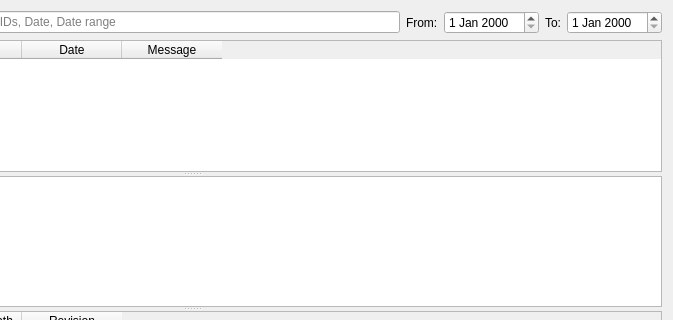
bokic/qsvn, file src/qsvn/qsvnmessagelogdialog.ui: the form before one commit; both pictures show x 290 to 963 and y 0 to 320 of the 963 by 601 pixel window.
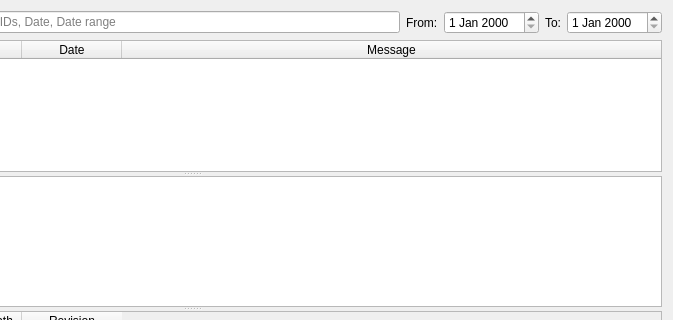
The form after the commit.

Patch:
```diff
--- a/src/qsvn/qsvnmessagelogdialog.ui
+++ b/src/qsvn/qsvnmessagelogdialog.ui
@@ -57,6 +57,36 @@
        <enum>Qt::Vertical</enum>
       </property>
       <widget class="QTableWidget" name="tableWidget_revisions">
+       <property name="editTriggers">
+        <set>QAbstractItemView::NoEditTriggers</set>
+       </property>
+       <property name="selectionMode">
+        <enum>QAbstractItemView::SingleSelection</enum>
+       </property>
+       <property name="selectionBehavior">
+        <enum>QAbstractItemView::SelectRows</enum>
+       </property>
+       <property name="verticalScrollMode">
+        <enum>QAbstractItemView::ScrollPerPixel</enum>
+       </property>
+       <property name="horizontalScrollMode">
+        <enum>QAbstractItemView::ScrollPerPixel</enum>
+       </property>
+       <property name="showGrid">
+        <bool>false</bool>
+       </property>
+       <property name="gridStyle">
+        <enum>Qt::NoPen</enum>
+       </property>
+       <property name="wordWrap">
+        <bool>false</bool>
+       </property>
+       <attribute name="horizontalHeaderStretchLastSection">
+        <bool>true</bool>
+       </attribute>
+       <attribute name="verticalHeaderVisible">
+        <bool>false</bool>
+       </attribute>
        <column>
         <property name="text">
          <string>Revision</string>
```
